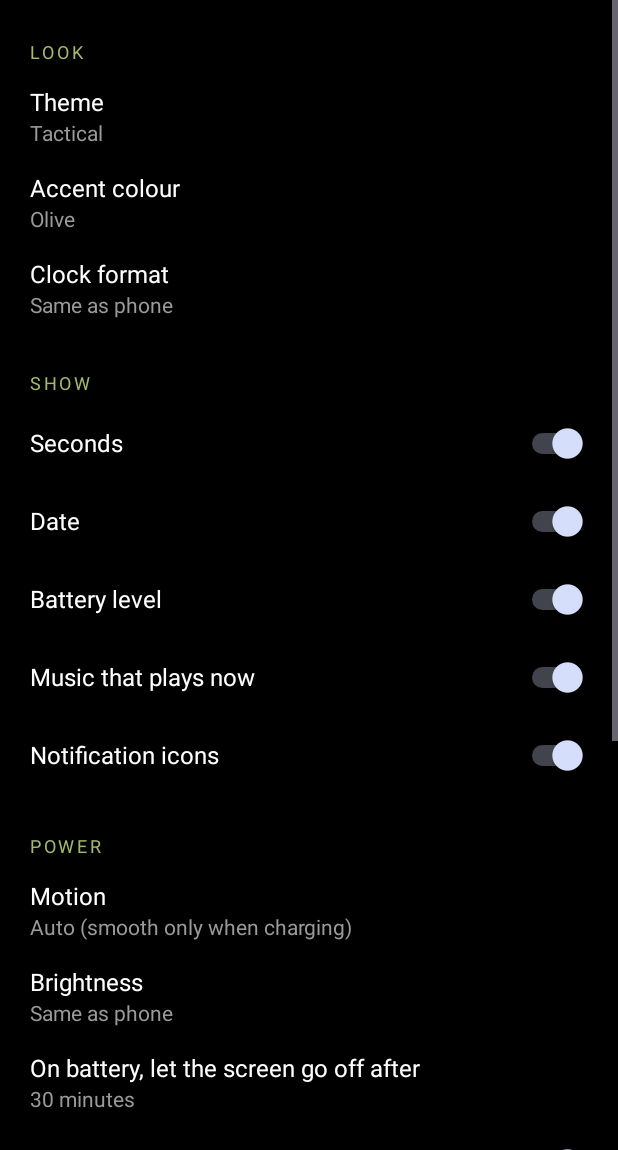
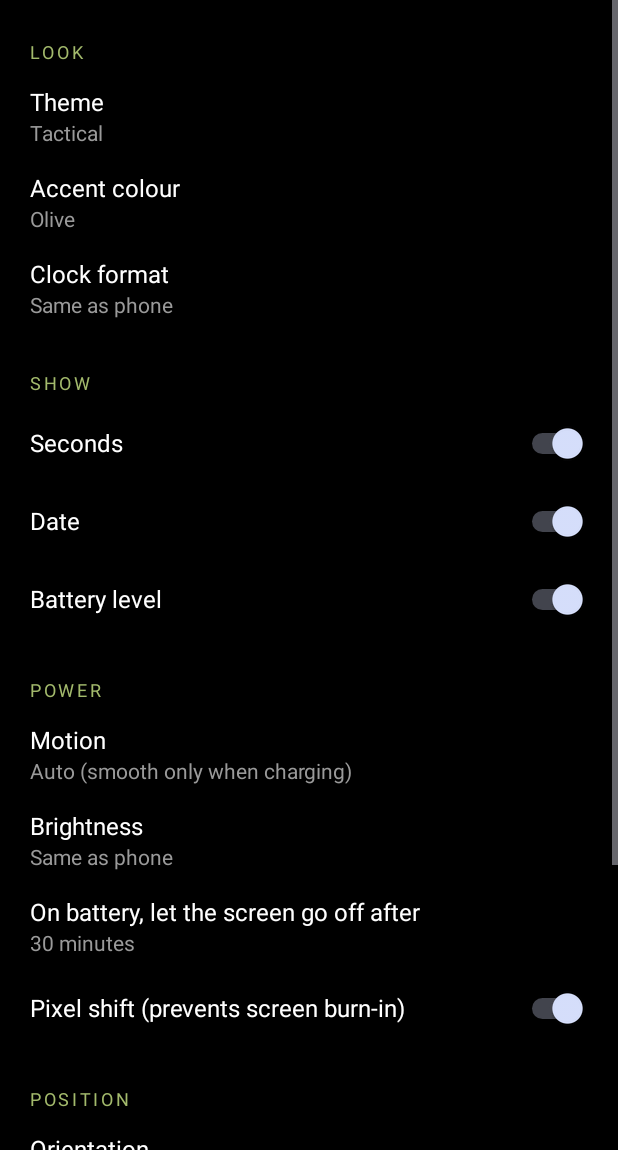
Before and after one commit to beingmechon/ado-ss, an Android app: the SettingsActivity screen opened directly, with no data from a screen before it, on a phone screen of 412 x 824 dp, the part 86-1236 px from its top. Run offline under Robolectric (Android 15) with nearby library versions, the phone set to English and light mode, and no system bars.

Commit message:
Add a Lite build without the notification listener
Google Play Protect blocks the browser install of an APK that declares
a notification listener. The Lite flavour leaves it out. The Full
flavour keeps music and notification icons.

Co-Authored-By: Claude Fable 5.2 <noreply@anthropic.com>
Claude-Session: https://claude.ai/code/session_01QpaRfj6fFdwYt7NLgupVY7

```diff
--- a/app/src/main/java/dev/ado/standby/Hub.kt
+++ b/app/src/main/java/dev/ado/standby/Hub.kt
@@ -18,6 +18,14 @@ import android.service.notification.StatusBarNotification
 object Hub {
     var icons: List<Bitmap> = emptyList()
     var onChange: (() -> Unit)? = null
+
+    /** False in the "lite" version, which has no notification listener. */
+    fun available(ctx: Context): Boolean = try {
+        ctx.packageManager.getServiceInfo(ComponentName(ctx, NotifService::class.java), 0)
+        true
+    } catch (e: Exception) {
+        false
+    }
 
     fun hasAccess(ctx: Context): Boolean {
         val list = Settings.Secure.getString(ctx.contentResolver, "enabled_notification_listeners") ?: return false
--- a/app/src/main/java/dev/ado/standby/SettingsActivity.kt
+++ b/app/src/main/java/dev/ado/standby/SettingsActivity.kt
@@ -57,8 +57,10 @@ class SettingsActivity : Activity() {
         toggle("Seconds", Prefs.SECONDS, c.showSeconds)
         toggle("Date", Prefs.DATE, c.showDate)
         toggle("Battery level", Prefs.BATTERY, c.showBattery)
+        if (Hub.available(this)) {
             toggle("Music that plays now", Prefs.MUSIC, c.showMusic)
             toggle("Notification icons", Prefs.NOTIFS, c.showNotifs)
+        }
 
         header("Power")
         choice("Motion", Prefs.MOTION, Prefs.MOTIONS, c.motion)
@@ -70,18 +72,22 @@ class SettingsActivity : Activity() {
         choice("Orientation", Prefs.ORIENTATION, Prefs.ORIENTATIONS, c.orientation)
 
         header("Access")
+        if (Hub.available(this)) {
             val access = Hub.hasAccess(this)
             action(
                 "Notification access",
                 if (access) "On. Music and notification icons can show." else "Off. Tap to open the phone setting. Music and icons need it.",
             ) { open(Settings.ACTION_NOTIFICATION_LISTENER_SETTINGS) }
-        action("Use as screensaver", "Tap to open the phone screensaver setting. It starts when the phone charges.") {
-            open(Settings.ACTION_DREAM_SETTINGS)
-        }
             note(
                 "If the phone shows \"Restricted setting\": open Settings > Apps > Stand > the 3 dots > " +
                     "Allow restricted settings. Then try again.",
             )
+        } else {
+            note("This is the Lite version. It cannot show music or notification icons. See the README for the Full version.")
+        }
+        action("Use as screensaver", "Tap to open the phone screensaver setting. It starts when the phone charges.") {
+            open(Settings.ACTION_DREAM_SETTINGS)
+        }
     }
 
     private fun open(action: String) {
--- a/app/src/main/java/dev/ado/standby/StandView.kt
+++ b/app/src/main/java/dev/ado/standby/StandView.kt
@@ -207,6 +207,8 @@ class StandView(ctx: Context, private val interactive: Boolean) :
         return gestures.onTouchEvent(event)
     }
 
+    private val hint = if (Hub.available(ctx)) HINT else HINT_LITE
+
     private fun updateScene() {
         val now = System.currentTimeMillis()
         val s = scene
@@ -234,7 +236,7 @@ class StandView(ctx: Context, private val interactive: Boolean) :
         s.animated = animated()
         val up = SystemClock.elapsedRealtime() - startAt
         s.t = up / 1000f
-        s.hint = if (interactive && up < HINT_MS) HINT else null
+        s.hint = if (interactive && up < HINT_MS) hint else null
     }
 
     override fun onDraw(canvas: Canvas) {
@@ -254,6 +256,7 @@ class StandView(ctx: Context, private val interactive: Boolean) :
     companion object {
         private const val FRAME_MS = 42L
         private const val HINT_MS = 7000L
+        private const val HINT_LITE = "Swipe: theme  \u00B7  Hold: settings"
         private const val HINT = "Swipe: theme  ·  Hold: settings  ·  Double-tap: play/pause"
     }
 }
```
Also changed, not shown: app/build.gradle.kts (+8 -0 lines), app/src/main/AndroidManifest.xml (+0 -17 lines), 3 other files. Lines whose indentation alone changed are shown as unchanged.
